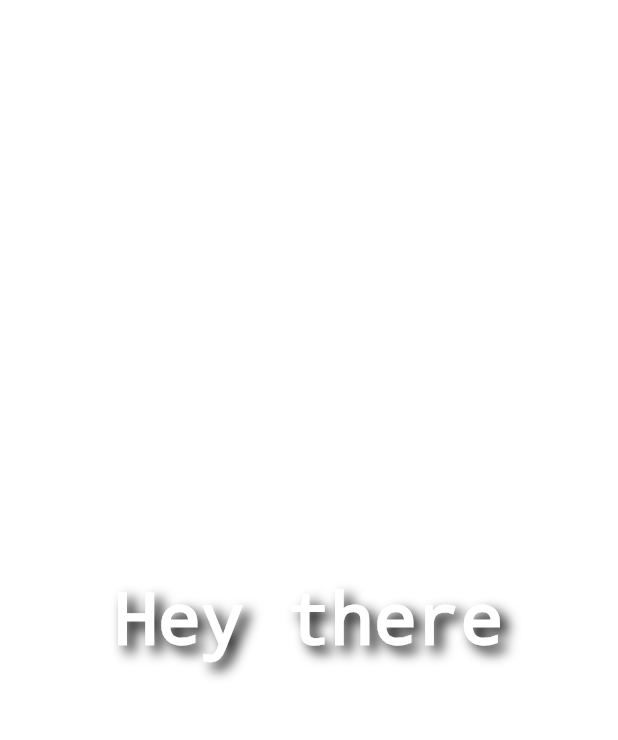
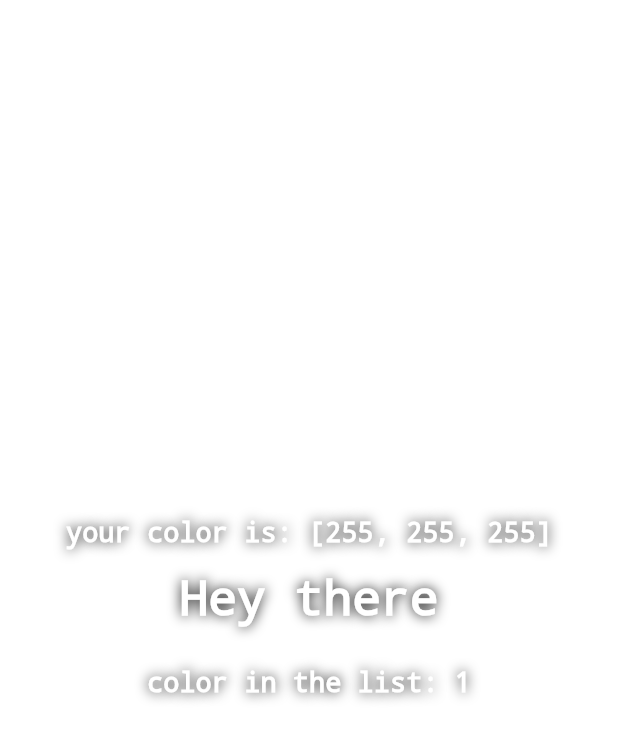
Before and after one commit to levYKpi/FlutterTestTask, a Flutter app: the screen it shows after launch, on a phone screen of 412 x 824 dp. Shown: the top 740 px of the screen. Run offline on Flutter 3.47's test engine with Material 2 defaults, Android fonts, the phone set to English and light mode, and no system bars.

Commit message:
task: MyTextClass created, saving previous color added

```diff
--- a/lib/main.dart
+++ b/lib/main.dart
@@ -8,25 +8,6 @@ class MyApp extends StatelessWidget {
   Widget build(BuildContext context) {
     return MaterialApp(
       title: "Test Task",
-      // home: Container(
-      //   child: Center(
-      //     child: Text(
-      //       "Hello App!",
-      //       style: TextStyle(
-      //         color: Colors.white,
-      //         shadows: <Shadow>[
-      //           Shadow(
-      //             color: Colors.black,
-      //             offset: Offset(4.0, 4.0),
-      //             blurRadius: 2.0,
-      //           ),
-      //         ],
-      //         fontStyle: FontStyle.normal,
-      //       ),
-      //     ),
-      //   ),
-      //   color: Color(0xffff00ff),
-      // ),
       home: MyHomePage(),
     );
   }
@@ -60,28 +41,82 @@ class _MyHomePageState extends State<MyHomePage> {
       onTap: () {
         this._getRandomColor();
       },
-      onDoubleTap: () {
+      onLongPress: () {
         this._setPreviousColor();
       },
       child: Container(
-        child: Center(
-          child: Text(
-            "Hey there",
-            style: TextStyle(
-              color: Colors.white,
-              shadows: <Shadow>[
-                Shadow(
-                  color: Colors.black,
-                  offset: Offset(5.0, 5.0),
-                  blurRadius: 10.0,
-                ),
-              ],
-              fontStyle: FontStyle.normal,
-              decoration: TextDecoration.none,
+        child: Column(
+          mainAxisAlignment: MainAxisAlignment.center,
+          children: <Widget>[
+            MyTextContainer(
+              "your color is: ${_myRandomColor.getColorVaue()}",
+              FontStyle.normal,
+              18.0,
+              // Colors.white,
+              // Colors.black,
+              // 10.0,
             ),
-          ),
+            MyTextContainer(
+              "Hey there",
+              FontStyle.normal,
+              32.0,
+              // Colors.white,
+              // Colors.black,
+              // 10.0,
+            ),
+            MyTextContainer(
+              "color in the list: ${_myRandomColor.getColorsListLength()}",
+              FontStyle.normal,
+              18.0,
+              // Colors.white,
+              // Colors.black,
+              // 10.0,
+            ),
+          ],
         ),
         color: _myRandomColor.getColor(),
+      ),
+    );
+  }
+}
+
+class MyTextContainer extends StatelessWidget {
+  String _message;
+  FontStyle _fontStyle;
+  double _fontSize;
+  Color _fontColor;
+  Color _shadowColor;
+  double _shadow;
+  MyTextContainer(String message, FontStyle fontStyle, double fontSize,
+      {Color fontColor: Colors.white,
+      Color shadowColor: Colors.black,
+      double shadow: 10.0}) {
+    _message = message;
+    _fontStyle = fontStyle;
+    _fontSize = fontSize;
+    _fontColor = fontColor;
+    _shadowColor = shadowColor;
+    _shadow = shadow;
+  }
+  @override
+  Widget build(BuildContext context) {
+    return Container(
+      height: _fontSize * 2,
+      child: Text(
+        _message,
+        style: TextStyle(
+          color: _fontColor,
+          shadows: <Shadow>[
+            Shadow(
+              color: _shadowColor,
+              offset: Offset(0, 0),
+              blurRadius: _shadow,
+            ),
+          ],
+          fontStyle: _fontStyle,
+          fontSize: _fontSize,
+          decoration: TextDecoration.none,
+        ),
       ),
     );
   }
@@ -114,7 +149,7 @@ class MyRandomColor {
     );
 
     this._colors.add(this._color);
-    if (this._colorListLength > 10) {
+    if (this._colorListLength >= 10) {
       this._colors.removeAt(0);
     } else {
       this._colorListLength++;
@@ -126,9 +161,19 @@ class MyRandomColor {
       this._colors.removeLast();
       this._colorListLength--;
     }
-    this._colors.forEach((element) {
-      print(this._colors.indexOf(element));
-    });
     this._color = this._colors.last;
   }
+
+  int getColorsListLength() {
+    return this._colorListLength;
+  }
+
+  List<int> getColorVaue() {
+    List<int> list = [
+      _color.red,
+      _color.green,
+      _color.blue,
+    ];
+    return list;
+  }
 }
```
